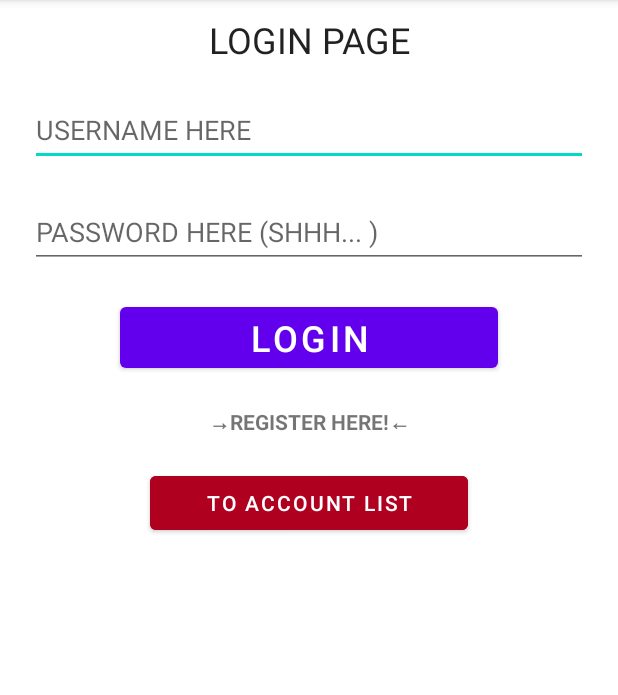
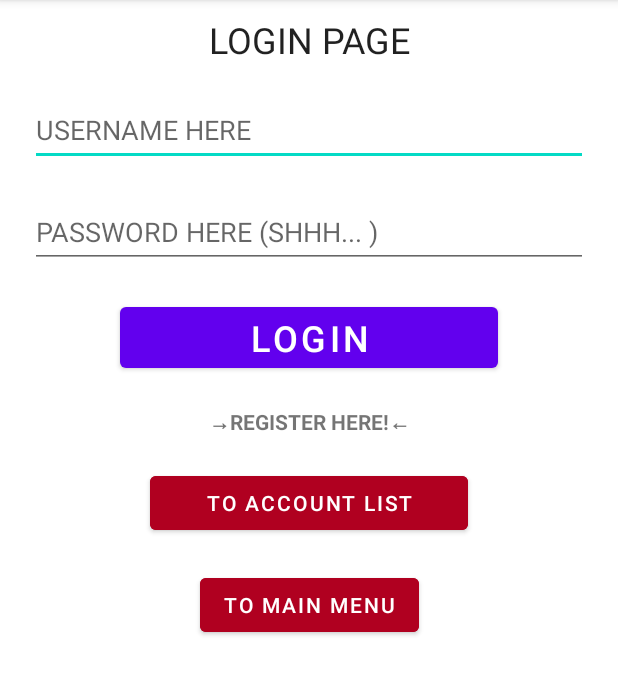
Before and after one commit to BobLynn/FinLis-2.0-App, an Android app: the screen it shows after launch (LoginActivity), on a phone screen of 412 x 824 dp, the part 84-779 px from its top. Run offline under Robolectric (Android 15) with nearby library versions, the phone set to English and light mode, and no system bars.

```diff
--- a/app/src/main/java/com/example/finlis_20_app/AccountDatabaseHelper.java
+++ b/app/src/main/java/com/example/finlis_20_app/AccountDatabaseHelper.java
@@ -19,7 +19,7 @@ public class AccountDatabaseHelper extends SQLiteOpenHelper {
 
     @Override
     public void onCreate(SQLiteDatabase sqLiteDatabase) {
-        String SQL = "create table " + ACCOUNT_TABLE + "("
+        String SQL = "create table " + ACCOUNT_TABLE + " ( "
                 + ACCOUNT_ID + " integer primary key autoincrement, "
                 + ACCOUNT_USERNAME + " text, "
                 + ACCOUNT_PASSWORD + " text )";
--- a/app/src/main/java/com/example/finlis_20_app/AccountMainActivity.java
+++ b/app/src/main/java/com/example/finlis_20_app/AccountMainActivity.java
@@ -21,9 +21,9 @@ public class AccountMainActivity extends AppCompatActivity {
     protected void onCreate(Bundle savedInstanceState) {
         super.onCreate(savedInstanceState);
         setContentView(R.layout.activity_account_main);
-//        TODO:getReadableDatabase: 先以讀寫方式打開數據庫，如果數據庫的磁盤空間滿了，
-//        TODO:就會打開失敗，當打開失敗後會繼續嘗試以只讀方式打開數據庫。
-//        TODO:如果該問題成功解決，則只讀數據庫對象就會關閉，然後返回一個可讀寫的數據庫對象
+//        getReadableDatabase: 先以讀寫方式打開數據庫，如果數據庫的磁盤空間滿了，
+//        就會打開失敗，當打開失敗後會繼續嘗試以只讀方式打開數據庫。
+//        如果該問題成功解決，則只讀數據庫對象就會關閉，然後返回一個可讀寫的數據庫對象
         SQLiteDatabase sqLiteDatabase = new AccountDatabaseHelper(this).getReadableDatabase();
 
         String SQL = "select " +
--- a/app/src/main/java/com/example/finlis_20_app/LoginActivity.java
+++ b/app/src/main/java/com/example/finlis_20_app/LoginActivity.java
@@ -16,10 +16,12 @@ public class LoginActivity extends AppCompatActivity implements View.OnClickList
 
     EditText loginUsername;
     EditText loginPassword;
+    String readUsername, readPassword;
     Button loginButton;
     Button accountmainButton;
     TextView tvToRegister;
-    String readUsername, readPassword;
+    Button toMainMenuButton;
+
 
     @Override
     protected void onCreate(Bundle savedInstanceState) {
@@ -41,6 +43,10 @@ public class LoginActivity extends AppCompatActivity implements View.OnClickList
 //        賬戶列表界面按鈕
         accountmainButton = (Button) findViewById(R.id.accountmainButton);
         accountmainButton.setOnClickListener(this);
+
+//        到主畫面按鈕
+        toMainMenuButton = (Button) findViewById(R.id.toMainMenuButton);
+        toMainMenuButton.setOnClickListener(this);
     }
 
 //    按鈕效果副函式
@@ -50,7 +56,7 @@ public class LoginActivity extends AppCompatActivity implements View.OnClickList
 //        讀取資料庫資料
         SQLiteDatabase sqLiteDatabase;
         sqLiteDatabase = new AccountDatabaseHelper(this).getWritableDatabase();
-        Cursor readDatabase = sqLiteDatabase.rawQuery("SELECT * FROM accounts",null);
+        Cursor readDatabase = sqLiteDatabase.rawQuery("SELECT * FROM " + AccountDatabaseHelper.ACCOUNT_TABLE,null);
 
         switch (view.getId()){
 
@@ -64,13 +70,13 @@ public class LoginActivity extends AppCompatActivity implements View.OnClickList
                         startActivity(new Intent(LoginActivity.this, MainActivity.class));
                         break;
                     }
+
                     else {
                         Toast.makeText(LoginActivity.this,"Incorrect username or password!", Toast.LENGTH_SHORT).show();
+                        continue;
                     }
 
                 }
-
-
                 break;
 
             case R.id.tvToRegister:
@@ -79,7 +85,12 @@ public class LoginActivity extends AppCompatActivity implements View.OnClickList
 
             case R.id.accountmainButton:
                 startActivity(new Intent(this, AccountMainActivity.class));
+                Toast.makeText(this, "Magic in the air!", Toast.LENGTH_SHORT).show();
                 break;
+
+            case R.id.toMainMenuButton:
+                startActivity(new Intent(this, MainActivity.class));
+                Toast.makeText(this, "Magic in the air!", Toast.LENGTH_SHORT).show();
         }
     }
 }
--- a/app/src/main/java/com/example/finlis_20_app/MainActivity.java
+++ b/app/src/main/java/com/example/finlis_20_app/MainActivity.java
@@ -58,6 +58,7 @@ public class MainActivity extends AppCompatActivity implements View.OnClickListe
 
             case R.id.accountmainButton:
                 startActivity(new Intent(this, AccountMainActivity.class));
+                Toast.makeText(this, "Magic in the air!", Toast.LENGTH_SHORT).show();
                 break;
         }
     }
--- a/app/src/main/res/layout/activity_login.xml
+++ b/app/src/main/res/layout/activity_login.xml
@@ -95,4 +95,15 @@
         app:layout_constraintStart_toStartOf="parent"
         app:layout_constraintTop_toBottomOf="@+id/loginButton" />
 
+    <Button
+        android:id="@+id/toMainMenuButton"
+        android:layout_width="wrap_content"
+        android:layout_height="wrap_content"
+        android:layout_marginTop="20dp"
+        android:text="to main menu"
+        android:backgroundTint="@color/design_default_color_error"
+        app:layout_constraintEnd_toEndOf="parent"
+        app:layout_constraintStart_toStartOf="parent"
+        app:layout_constraintTop_toBottomOf="@+id/accountmainButton" />
+
 </androidx.constraintlayout.widget.ConstraintLayout>
--- a/app/src/main/res/layout/activity_property.xml
+++ b/app/src/main/res/layout/activity_property_main.xml
@@ -6,4 +6,6 @@
     android:layout_height="match_parent"
     tools:context=".PropertyMainActivity">
 
+    <include layout="@layout/activity_property_content"/>
+
 </androidx.constraintlayout.widget.ConstraintLayout>
```
Also changed, not shown: app/src/main/AndroidManifest.xml (+7 -0 lines), app/src/main/java/com/example/finlis_20_app/PropertyDatabaseHelper.java (+9 -7 lines), app/src/main/java/com/example/finlis_20_app/PropertyMainActivity.java (+58 -1 lines), app/src/main/java/com/example/finlis_20_app/PropertyModifyActivity.java (added, +14 -0 lines), app/src/main/res/layout/activity_property_content.xml (added, +19 -0 lines), app/src/main/res/layout/activity_property_modify.xml (added, +9 -0 lines).
